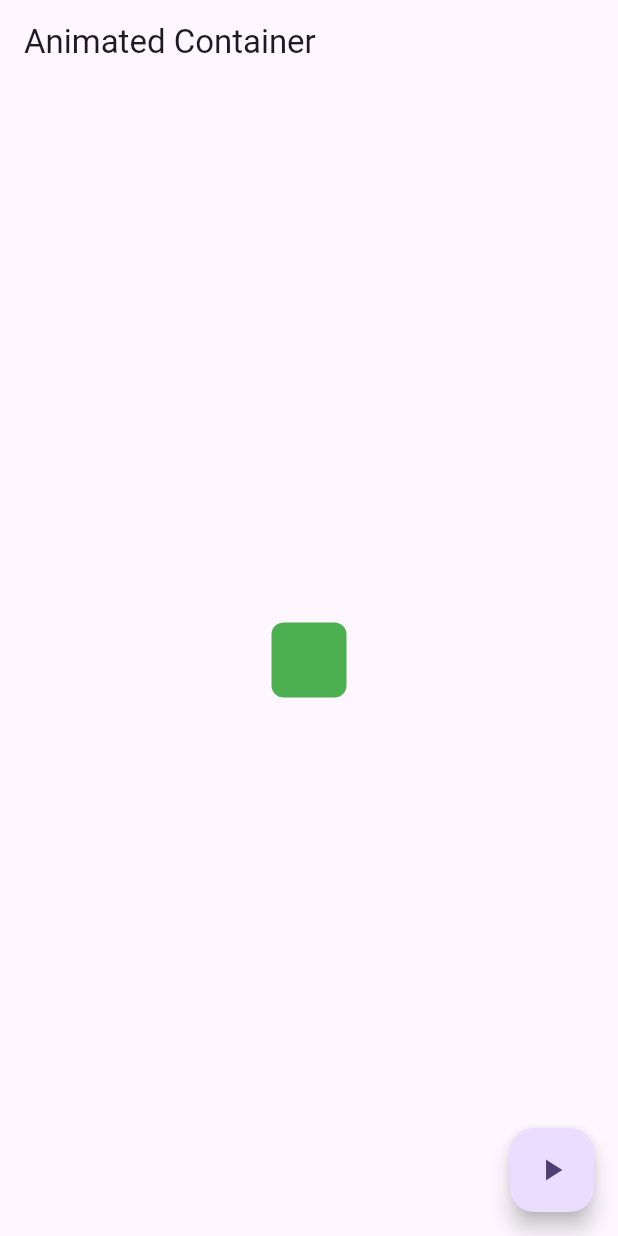
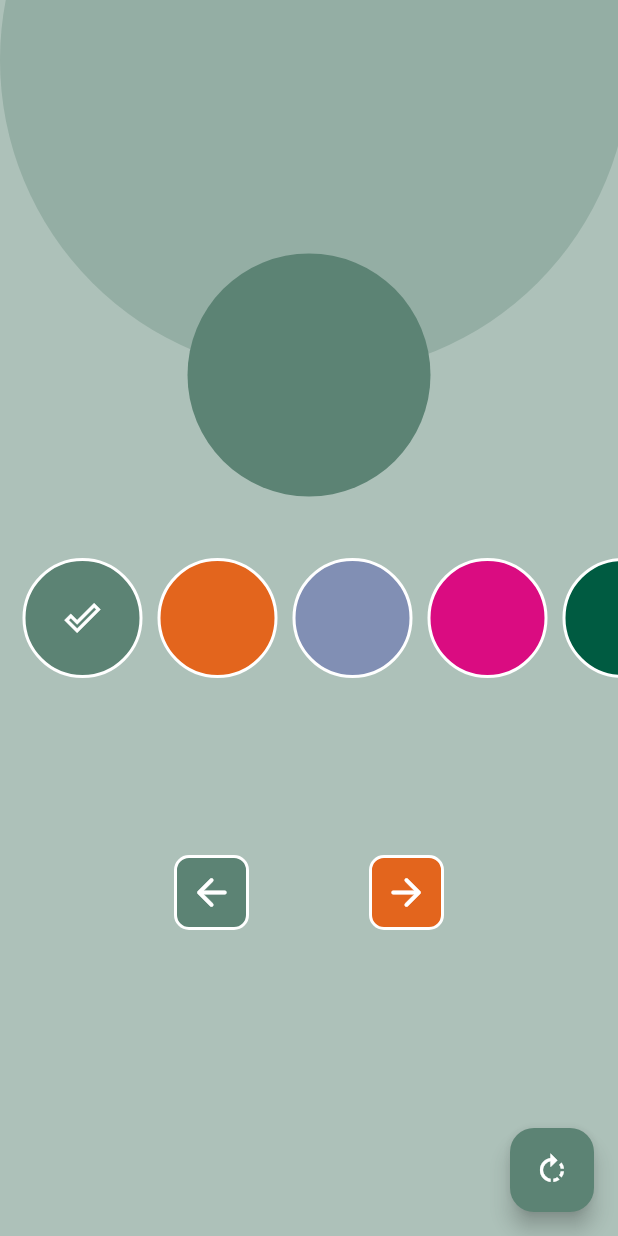
Before and after one commit to aliappdevelop/flutter_samples, a Flutter app: the screen it shows after launch, on a phone screen of 412 x 824 dp. Run offline on Flutter 3.47's test engine with Material 3 defaults, Android fonts, the phone set to English and light mode, and no system bars; drawn by our look-alikes of scrollable_positioned_list; our stand-ins replace slide_to_act.

Commit message:
Implicit Animation

```diff
--- /dev/null
+++ b/lib/animations/implicit_animation/model/implicit_animation_model.dart
@@ -0,0 +1,19 @@
+import 'package:flutter/material.dart';
+
+class ImplicitAnimationModel {
+  Color? bgColor;
+  Color? circleColor;
+  Color? circle1Color;
+  Color? nextColor;
+  Color? previousColor;
+  Color? flotBtnColor;
+
+  ImplicitAnimationModel({
+    @required this.bgColor,
+    @required this.circleColor,
+    @required this.circle1Color,
+    @required this.nextColor,
+    @required this.previousColor,
+    @required this.flotBtnColor,
+  });
+}
--- /dev/null
+++ b/lib/animations/implicit_animation/view/implicit_animation_view.dart
@@ -0,0 +1,194 @@
+import 'package:flutter/material.dart';
+import 'package:flutter_samples/animations/implicit_animation/model/implicit_animation_model.dart';
+import 'package:scrollable_positioned_list/scrollable_positioned_list.dart';
+
+class ImplicitAnimationView extends StatefulWidget {
+  const ImplicitAnimationView({super.key});
+
+  @override
+  State<ImplicitAnimationView> createState() => _ImplicitAnimationViewState();
+}
+
+class _ImplicitAnimationViewState extends State<ImplicitAnimationView> {
+  double myAngle = 0.0;
+  Color? selectedColor;
+  int selectedIndex = 0;
+
+  final itemController = ItemScrollController();
+
+  List<Color> colorList = [
+    const Color(0xFF5C8374),
+    const Color(0xFFE3651D),
+    const Color(0xFF818FB4),
+    const Color(0xFFDA0C81),
+    const Color(0xFF005B41),
+    const Color(0xFFAE445A),
+    const Color(0xFFB9B4C7),
+    const Color(0xFF4E3636),
+    const Color(0xFF46C2CB),
+    const Color(0xFFDCBFFF),
+    const Color(0xFFFAAB78),
+  ];
+
+  @override
+  void initState() {
+    super.initState();
+
+    selectedColor = colorList[selectedIndex];
+  }
+
+  Future scrollToItem() async {
+    itemController.jumpTo(
+      index: selectedIndex,
+      alignment: 0.5,
+    );
+  }
+
+  @override
+  Widget build(BuildContext context) {
+    return Scaffold(
+      backgroundColor: selectedColor!.withOpacity(0.5),
+      body: Stack(
+        clipBehavior: Clip.none,
+        children: [
+          Positioned(
+            top: -170,
+            child: AnimatedRotation(
+              curve: Curves.fastEaseInToSlowEaseOut,
+              duration: const Duration(seconds: 1),
+              turns: myAngle,
+              child: CircleAvatar(
+                backgroundColor: selectedColor!.withOpacity(0.31),
+                radius: 210,
+                child: Stack(
+                  clipBehavior: Clip.none,
+                  children: [
+                    Positioned(
+                      bottom: -81,
+                      left: (MediaQuery.of(context).size.width / 2) - 81,
+                      child: CircleAvatar(
+                        radius: 81,
+                        backgroundColor: selectedColor,
+                      ),
+                    ),
+                  ],
+                ),
+              ),
+            ),
+          ),
+          Align(
+            alignment: Alignment.center,
+            child: ScrollablePositionedList.builder(
+              itemCount: colorList.length,
+              scrollDirection: Axis.horizontal,
+              padding: const EdgeInsets.only(left: 10, right: 10),
+              itemScrollController: itemController,
+              itemBuilder: (context, index) {
+                return Theme(
+                  data: ThemeData(
+                    splashColor: Colors.transparent,
+                    highlightColor: Colors.transparent,
+                  ),
+                  child: InkWell(
+                    onTap: () => animation(index),
+                    child: Container(
+                      height: 80,
+                      width: 80,
+                      margin: const EdgeInsets.symmetric(horizontal: 5),
+                      decoration: BoxDecoration(
+                        shape: BoxShape.circle,
+                        color: colorList[index],
+                        border: Border.all(
+                          color: Colors.white,
+                          width: 2.0,
+                        ),
+                      ),
+                      child: Visibility(
+                        visible: index == selectedIndex,
+                        child: const Icon(
+                          Icons.done_outline_outlined,
+                          color: Colors.white,
+                        ),
+                      ),
+                    ),
+                  ),
+                );
+              },
+            ),
+          ),
+          Positioned(
+            top: 570,
+            left: (MediaQuery.of(context).size.width / 2) - 90,
+            child: InkWell(
+              onTap: () => selectedIndex != 0 ? animation(selectedIndex -= 1) : null,
+              child: Container(
+                height: 50,
+                width: 50,
+                decoration: BoxDecoration(
+                  shape: BoxShape.rectangle,
+                  color: selectedIndex == 0 ? colorList[0] : colorList[selectedIndex - 1],
+                  borderRadius: BorderRadius.circular(10),
+                  border: Border.all(
+                    color: Colors.white,
+                    width: 2.0,
+                  ),
+                ),
+                child: const Icon(
+                  Icons.arrow_back_rounded,
+                  color: Colors.white,
+                  size: 30,
+                ),
+              ),
+            ),
+          ),
+          Positioned(
+            top: 570,
+            right: (MediaQuery.of(context).size.width / 2) - 90,
+            child: InkWell(
+              onTap: () => animation(selectedIndex += 1),
+              child: Container(
+                height: 50,
+                width: 50,
+                decoration: BoxDecoration(
+                  shape: BoxShape.rectangle,
+                  color: selectedIndex >= colorList.length - 1 ? colorList[0] : colorList[selectedIndex + 1],
+                  borderRadius: BorderRadius.circular(10),
+                  border: Border.all(
+                    color: Colors.white,
+                    width: 2.0,
+                  ),
+                ),
+                child: const Icon(
+                  Icons.arrow_forward_rounded,
+                  color: Colors.white,
+                  size: 30,
+                ),
+              ),
+            ),
+          ),
+        ],
+      ),
+      floatingActionButton: FloatingActionButton(
+        backgroundColor: selectedColor,
+        onPressed: () => animation(selectedIndex += 1),
+        child: const Icon(
+          Icons.rotate_right_outlined,
+          color: Colors.white,
+        ),
+      ),
+    );
+  }
+
+  animation(int index) {
+    setState(() {
+      myAngle += 1;
+      if (selectedIndex >= colorList.length) {
+        selectedIndex = 0;
+      } else {
+        selectedIndex = index;
+      }
+      selectedColor = colorList[selectedIndex];
+    });
+    scrollToItem();
+  }
+}
--- a/lib/main.dart
+++ b/lib/main.dart
@@ -1,6 +1,7 @@
 import 'package:flutter/material.dart';
-import 'package:flutter_samples/animated_container/multiple_type.dart';
-import 'package:flutter_samples/animated_container/zoom_view.dart';
+import 'package:flutter_samples/animations/implicit_animation/view/implicit_animation_view.dart';
+import 'package:flutter_samples/animations/multiple_type.dart';
+import 'package:flutter_samples/animations/zoom_view.dart';
 
 void main() {
   runApp(const MyApp());
@@ -19,7 +20,7 @@ class MyApp extends StatelessWidget {
         useMaterial3: true,
       ),
       debugShowCheckedModeBanner: false,
-      home: const MultipleType(),
+      home: const ImplicitAnimationView(),
     );
   }
 }
--- a/pubspec.yaml
+++ b/pubspec.yaml
@@ -12,6 +12,7 @@ dependencies:
     sdk: flutter
 
   slide_to_act: ^2.0.2
+  scrollable_positioned_list: ^0.3.8
 
   cupertino_icons: ^1.0.2
 
```
Also changed, not shown: lib/animations/multiple_type.dart (renamed from lib/animated_container/multiple_type.dart), lib/animations/zoom_view.dart (renamed from lib/animated_container/zoom_view.dart), pubspec.lock.
